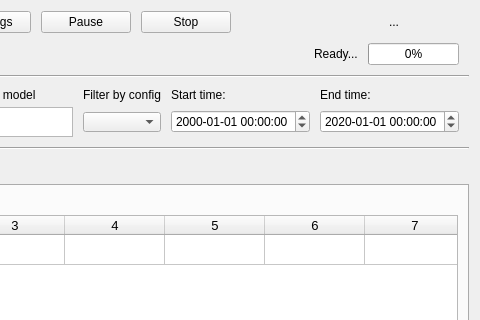
The window that src/main2.ui (fmu93/ATM-metrics) describes before a commit, drawn with Qt 5; both pictures show x 270 to 750 and y 0 to 320 of the 750 by 646 pixel window.
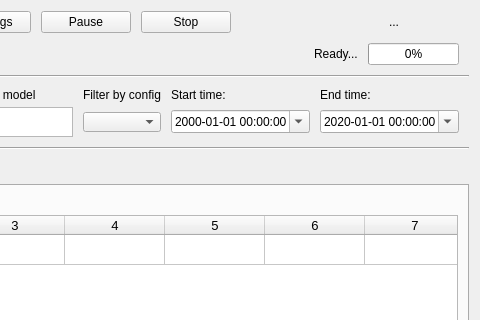
The same window after the commit. The open tabs and pages were chosen to show the change.

```diff
--- a/src/main2.ui
+++ b/src/main2.ui
@@ -330,6 +330,9 @@
          <property name="displayFormat">
           <string>yyyy-MM-dd hh:mm:ss</string>
          </property>
+         <property name="calendarPopup">
+          <bool>true</bool>
+         </property>
         </widget>
        </item>
        <item row="1" column="4">
@@ -351,6 +354,9 @@
          <property name="displayFormat">
           <string>yyyy-MM-dd hh:mm:ss</string>
          </property>
+         <property name="calendarPopup">
+          <bool>true</bool>
+         </property>
         </widget>
        </item>
       </layout>
```
Left out of the diff: 2 changed lines with no effect on the pictures.
